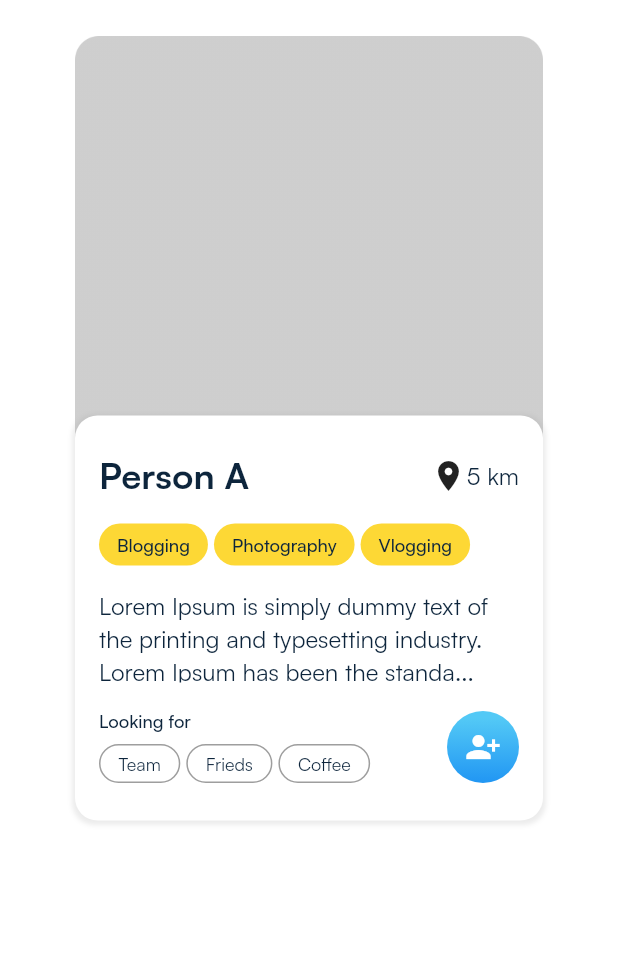
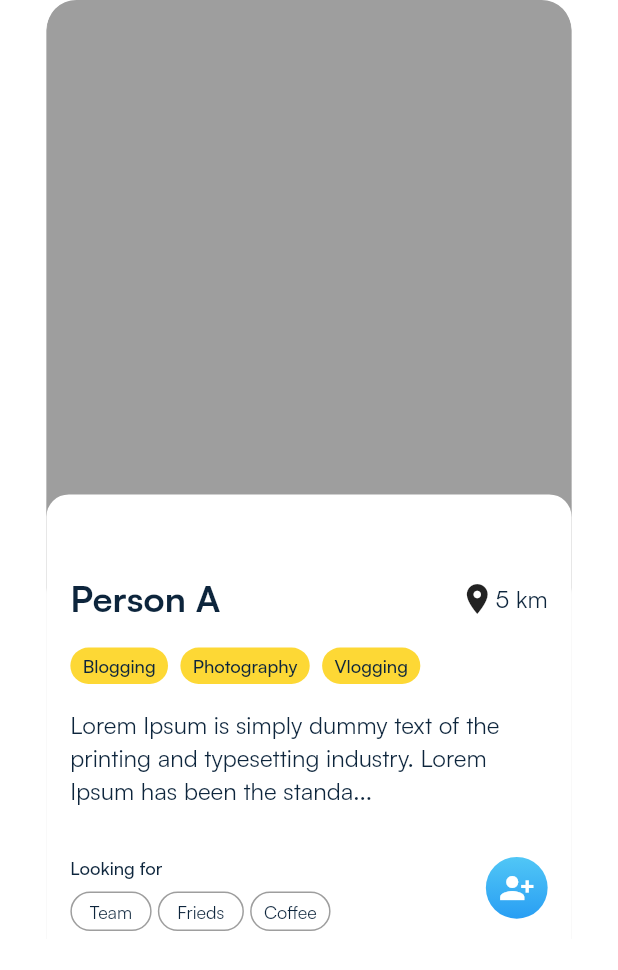
Before and after one commit to Priyanshu-Singhz/letsconnectnewui, a Flutter app: the CustomCard widget shown alone on an empty page, opened directly, on a phone screen of 412 x 824 dp. Shown: the top 970 px of the screen. Run offline on Flutter 3.47's test engine with Material 2 defaults, Android fonts, the phone set to English and light mode, and no system bars; drawn by our look-alikes of shimmer; our stand-ins replace auto_size_text, carousel_slider, get, lottie, percent_indicator, sizer; missing offline and left inert: grouped_buttons_ns.

```diff
--- a/lib/screens/home/moodslist.dart
+++ b/lib/screens/home/moodslist.dart
@@ -4,6 +4,7 @@ import 'package:get/get.dart';
 import 'package:letsconnectnewui/common/constants/text_style.dart';
 import 'package:letsconnectnewui/screens/home/persondetails.dart';
 import 'package:shimmer/shimmer.dart';
+import 'package:sizer/sizer.dart';
 
 class MoodList extends StatefulWidget {
   const MoodList({Key? key}) : super(key: key);
@@ -22,6 +23,9 @@ class _MoodListState extends State<MoodList> {
       CustomCard(name: "Person E")
     ];
 
+    return Sizer(
+      builder: (BuildContext context, Orientation orientation,
+          DeviceType deviceType) {
         return Scaffold(
           body: Stack(
             children: [
@@ -30,13 +34,12 @@ class _MoodListState extends State<MoodList> {
                 child: Column(
                   children: [
                     SizedBox(
-                  height: 25,
+                      height: 4.h,
                     ),
                     Container(
-                  height: 710,
+                      height: 96.h,
                       child: CarouselSlider(
                         options: CarouselOptions(
-                      height: 685,
                           scrollDirection: Axis.vertical,
                           enlargeCenterPage: true,
                         ),
@@ -48,6 +51,8 @@ class _MoodListState extends State<MoodList> {
               ),
             ],
           ),
+        );
+      },
     );
   }
 }
@@ -66,8 +71,8 @@ class CustomCard extends StatelessWidget {
             decoration: BoxDecoration(
               color: Colors.transparent,
             ),
-            height: 548,
-            width: 312,
+            height: 76.h,
+            width: 85.w,
             child: Stack(
               children: [
                 InkWell(
@@ -78,23 +83,26 @@ class CustomCard extends StatelessWidget {
                     decoration: BoxDecoration(
                       color: Colors.transparent,
                     ),
-                    height: 360,
-                    width: 360,
+                    height: 50.h,
+                    width: 100.w,
+                    child: Shimmer.fromColors(
+                      baseColor: Colors.grey,
+                      highlightColor: Colors.grey,
                       child: ClipRRect(
                         borderRadius: BorderRadius.circular(20),
-                      child: Shimmer.fromColors(
-                        baseColor: Colors.grey.withOpacity(0.5),
-                        highlightColor: Colors.grey,
                         child: Image(
                           image: AssetImage("assets/profile/hars.png"),
+                          fit: BoxFit.fill,
                         ),
                       ),
                     ),
                   ),
                 ),
                 Positioned(
-                  top: 277,
+                  top: 40.h,
                   child: Container(
+                    width: 85.w,
+                    height: 38.h,
                     decoration: BoxDecoration(
                       boxShadow: [
                         BoxShadow(
@@ -107,12 +115,11 @@ class CustomCard extends StatelessWidget {
                       color: Colors.white,
                       borderRadius: BorderRadius.circular(15),
                     ),
-                    height: 270,
-                    width: 312,
                     child: Padding(
-                      padding: const EdgeInsets.fromLTRB(16, 24, 16, 22),
+                      padding: const EdgeInsets.fromLTRB(16, 0, 16, 22),
                       child: Column(
                         children: [
+                          Spacer(),
                           Container(
                             child: Column(
                               children: [
@@ -129,7 +136,7 @@ class CustomCard extends StatelessWidget {
                                   ],
                                 ),
                                 SizedBox(
-                                  height: 16,
+                                  height: 2.h,
                                 ),
                                 Row(
                                   children: [
@@ -139,38 +146,38 @@ class CustomCard extends StatelessWidget {
                                         color: Colors.yellow[600],
                                       ),
                                       child: Padding(
-                                        padding: const EdgeInsets.fromLTRB(
-                                            12, 6, 12, 6),
+                                        padding: EdgeInsets.fromLTRB(
+                                            1.h, 1.w, 1.h, 1.w),
                                         child: Center(
                                           child: Text("Blogging",
                                               style: MyTextStyle.cardTheme),
                                         ),
                                       ),
                                     ),
-                                    SizedBox(width: 4),
+                                    SizedBox(width: 2.w),
                                     Container(
                                       decoration: BoxDecoration(
                                         borderRadius: BorderRadius.circular(15),
                                         color: Colors.yellow[600],
                                       ),
                                       child: Padding(
-                                        padding: const EdgeInsets.fromLTRB(
-                                            12, 6, 12, 6),
+                                        padding: EdgeInsets.fromLTRB(
+                                            1.h, 1.w, 1.h, 1.w),
                                         child: Center(
                                           child: Text("Photography",
                                               style: MyTextStyle.cardTheme),
                                         ),
                                       ),
                                     ),
-                                    SizedBox(width: 4),
+                                    SizedBox(width: 2.w),
                                     Container(
                                       decoration: BoxDecoration(
                                         borderRadius: BorderRadius.circular(15),
                                         color: Colors.yellow[600],
                                       ),
                                       child: Padding(
-                                        padding: const EdgeInsets.fromLTRB(
-                                            12, 6, 12, 6),
+                                        padding: EdgeInsets.fromLTRB(
+                                            1.h, 1.w, 1.h, 1.w),
                                         child: Center(
                                           child: Text("Vlogging",
                                               style: MyTextStyle.cardTheme),
@@ -180,10 +187,10 @@ class CustomCard extends StatelessWidget {
                                   ],
                                 ),
                                 SizedBox(
-                                  height: 16,
+                                  height: 2.h,
                                 ),
                                 Container(
-                                  height: 62,
+                                  height: 9.h,
                                   child: Flexible(
                                     child: Text(
                                         "Lorem Ipsum is simply dummy text of the printing and typesetting industry. Lorem Ipsum has been the standa...",
@@ -191,7 +198,7 @@ class CustomCard extends StatelessWidget {
                                   ),
                                 ),
                                 SizedBox(
-                                  height: 17,
+                                  height: 2.h,
                                 ),
                                 Row(
                                   crossAxisAlignment: CrossAxisAlignment.end,
@@ -208,11 +215,11 @@ class CustomCard extends StatelessWidget {
                                                 style: MyTextStyle.cardTheme),
                                           ],
                                         ),
-                                        SizedBox(height: 8),
+                                        SizedBox(height: 1.h),
                                         Row(
                                           children: [
                                             Container(
-                                              height: 26,
+                                              height: 3.2.h,
                                               decoration: BoxDecoration(
                                                 border: Border.all(
                                                     color: Colors.grey),
@@ -231,9 +238,9 @@ class CustomCard extends StatelessWidget {
                                                 ),
                                               ),
                                             ),
-                                            SizedBox(width: 4),
+                                            SizedBox(width: 1.w),
                                             Container(
-                                              height: 26,
+                                              height: 3.2.h,
                                               decoration: BoxDecoration(
                                                 borderRadius:
                                                     BorderRadius.circular(15),
@@ -252,9 +259,9 @@ class CustomCard extends StatelessWidget {
                                                 ),
                                               ),
                                             ),
-                                            SizedBox(width: 4),
+                                            SizedBox(width: 1.w),
                                             Container(
-                                              height: 26,
+                                              height: 3.2.h,
                                               decoration: BoxDecoration(
                                                 borderRadius:
                                                     BorderRadius.circular(15),
@@ -263,9 +270,8 @@ class CustomCard extends StatelessWidget {
                                                 color: Colors.white,
                                               ),
                                               child: Padding(
-                                                padding:
-                                                    const EdgeInsets.fromLTRB(
-                                                        12, 4, 12, 4),
+                                                padding: EdgeInsets.fromLTRB(
+                                                    1.h, 1.w, 1.h, 1.w),
                                                 child: Center(
                                                   child: Text("Coffee",
                                                       style: MyTextStyle
@@ -286,8 +292,8 @@ class CustomCard extends StatelessWidget {
                                                 CustomPopup());
                                       },
                                       child: Container(
-                                        height: 48,
-                                        width: 48,
+                                        height: 7.h,
+                                        width: 10.w,
                                         decoration: BoxDecoration(
                                           shape: BoxShape.circle,
                                           gradient: LinearGradient(
```
Lines whose indentation alone changed are shown as unchanged.
